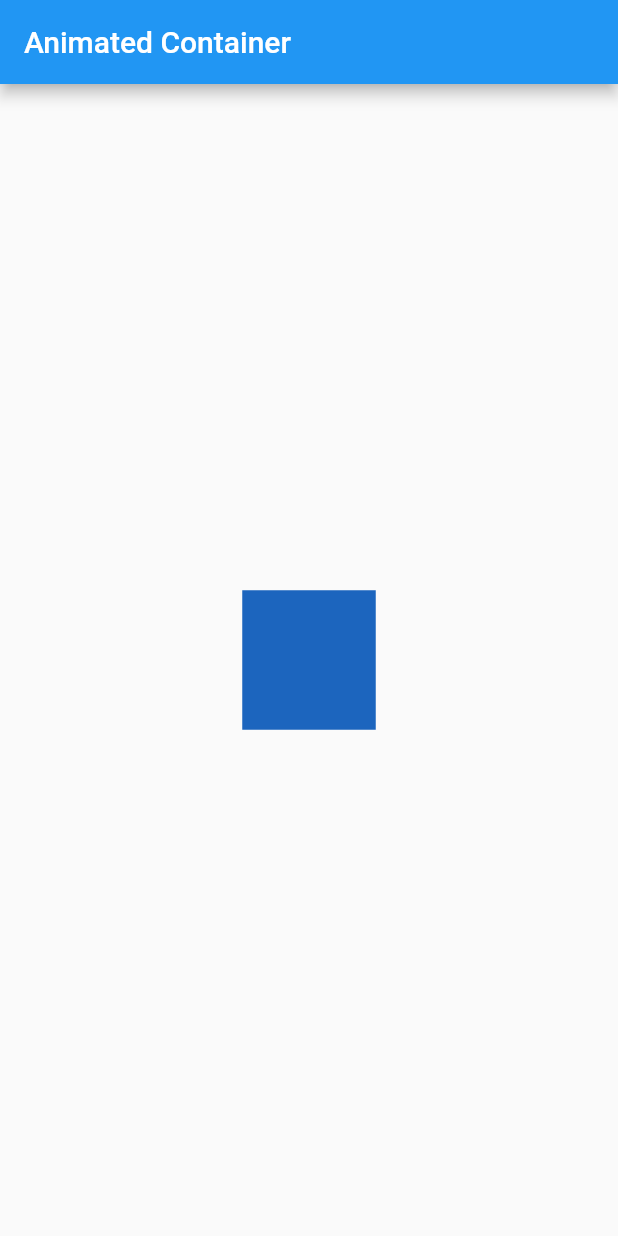
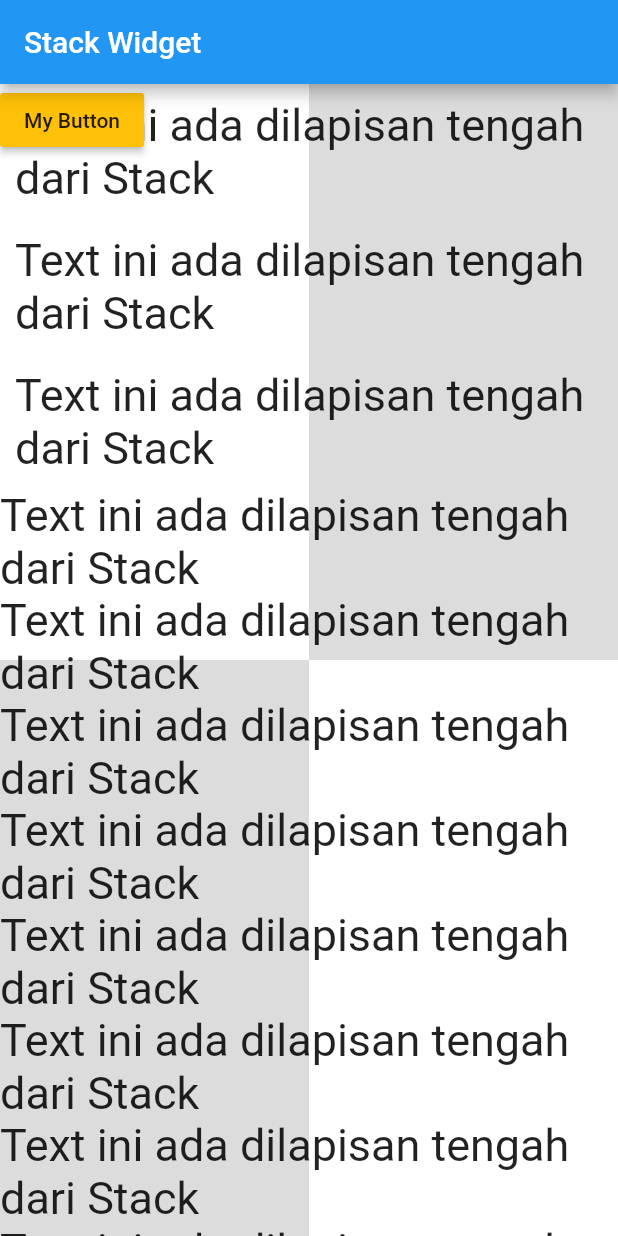
Before and after one commit to taufanbasri/flutter_basic, a Flutter app: the screen it shows after launch, on a phone screen of 412 x 824 dp. Run offline on Flutter 3.47's test engine with Material 2 defaults, Android fonts, the phone set to English and light mode, and no system bars.

Commit message:
Stack Widget

```diff
--- a/lib/main.dart
+++ b/lib/main.dart
@@ -1,42 +1,158 @@
-import 'dart:math';
-
 import 'package:flutter/material.dart';
 
 void main() {
   runApp(const MyApp());
 }
 
-class MyApp extends StatefulWidget {
+class MyApp extends StatelessWidget {
   const MyApp({Key key}) : super(key: key);
-
-  @override
-  State<MyApp> createState() => _MyAppState();
-}
-
-class _MyAppState extends State<MyApp> {
-  Random random = Random();
 
   @override
   Widget build(BuildContext context) {
     return MaterialApp(
       home: Scaffold(
-          appBar: AppBar(
-            title: const Text("Animated Container"),
-          ),
-          body: Center(
-            child: GestureDetector(
-              onTap: () {
-                setState(() {});
-              },
-              child: AnimatedContainer(
-                color: Color.fromARGB(255, random.nextInt(256),
-                    random.nextInt(256), random.nextInt(256)),
-                duration: const Duration(seconds: 1),
-                width: 50.0 + random.nextInt(101),
-                height: 50.0 + random.nextInt(101),
-              ),
+        appBar: AppBar(
+          title: const Text("Stack Widget"),
+        ),
+        body: Stack(
+          children: <Widget>[
+            Column(
+              children: <Widget>[
+                Flexible(
+                    flex: 1,
+                    child: Row(
+                      children: <Widget>[
+                        Flexible(
+                            flex: 1,
+                            child: Container(
+                              color: Colors.white,
+                            )),
+                        Flexible(
+                            flex: 1,
+                            child: Container(
+                              color: Colors.black12,
+                            ))
+                      ],
+                    )),
+                Flexible(
+                    flex: 1,
+                    child: Row(
+                      children: <Widget>[
+                        Flexible(
+                            flex: 1,
+                            child: Container(
+                              color: Colors.black12,
+                            )),
+                        Flexible(
+                            flex: 1,
+                            child: Container(
+                              color: Colors.white,
+                            )),
+                      ],
+                    )),
+              ],
             ),
-          )),
+            ListView(
+              children: <Widget>[
+                Column(
+                  children: [
+                    Container(
+                      margin: EdgeInsets.all(10),
+                      child: Text(
+                        "Text ini ada dilapisan tengah dari Stack",
+                        style: TextStyle(fontSize: 30),
+                      ),
+                    ),
+                    Container(
+                      margin: EdgeInsets.all(10),
+                      child: Text(
+                        "Text ini ada dilapisan tengah dari Stack",
+                        style: TextStyle(fontSize: 30),
+                      ),
+                    ),
+                    Container(
+                      margin: EdgeInsets.all(10),
+                      child: Text(
+                        "Text ini ada dilapisan tengah dari Stack",
+                        style: TextStyle(fontSize: 30),
+                      ),
+                    ),
+                    Text(
+                      "Text ini ada dilapisan tengah dari Stack",
+                      style: TextStyle(fontSize: 30),
+                    ),
+                    Text(
+                      "Text ini ada dilapisan tengah dari Stack",
+                      style: TextStyle(fontSize: 30),
+                    ),
+                    Text(
+                      "Text ini ada dilapisan tengah dari Stack",
+                      style: TextStyle(fontSize: 30),
+                    ),
+                    Text(
+                      "Text ini ada dilapisan tengah dari Stack",
+                      style: TextStyle(fontSize: 30),
+                    ),
+                    Text(
+                      "Text ini ada dilapisan tengah dari Stack",
+                      style: TextStyle(fontSize: 30),
+                    ),
+                    Text(
+                      "Text ini ada dilapisan tengah dari Stack",
+                      style: TextStyle(fontSize: 30),
+                    ),
+                    Text(
+                      "Text ini ada dilapisan tengah dari Stack",
+                      style: TextStyle(fontSize: 30),
+                    ),
+                    Text(
+                      "Text ini ada dilapisan tengah dari Stack",
+                      style: TextStyle(fontSize: 30),
+                    ),
+                    Text(
+                      "Text ini ada dilapisan tengah dari Stack",
+                      style: TextStyle(fontSize: 30),
+                    ),
+                    Text(
+                      "Text ini ada dilapisan tengah dari Stack",
+                      style: TextStyle(fontSize: 30),
+                    ),
+                    Text(
+                      "Text ini ada dilapisan tengah dari Stack",
+                      style: TextStyle(fontSize: 30),
+                    ),
+                    Text(
+                      "Text ini ada dilapisan tengah dari Stack",
+                      style: TextStyle(fontSize: 30),
+                    ),
+                    Text(
+                      "Text ini ada dilapisan tengah dari Stack",
+                      style: TextStyle(fontSize: 30),
+                    ),
+                    Text(
+                      "Text ini ada dilapisan tengah dari Stack",
+                      style: TextStyle(fontSize: 30),
+                    ),
+                    Text(
+                      "Text ini ada dilapisan tengah dari Stack",
+                      style: TextStyle(fontSize: 30),
+                    ),
+                    Text(
+                      "Text ini ada dilapisan tengah dari Stack",
+                      style: TextStyle(fontSize: 30),
+                    ),
+                  ],
+                )
+              ],
+            ),
+            RaisedButton(
+              child: Text("My Button"),
+              color: Colors.amber,
+              onPressed: () {},
+            )
+          ],
+        ),
+      ),
     );
   }
 }
```
